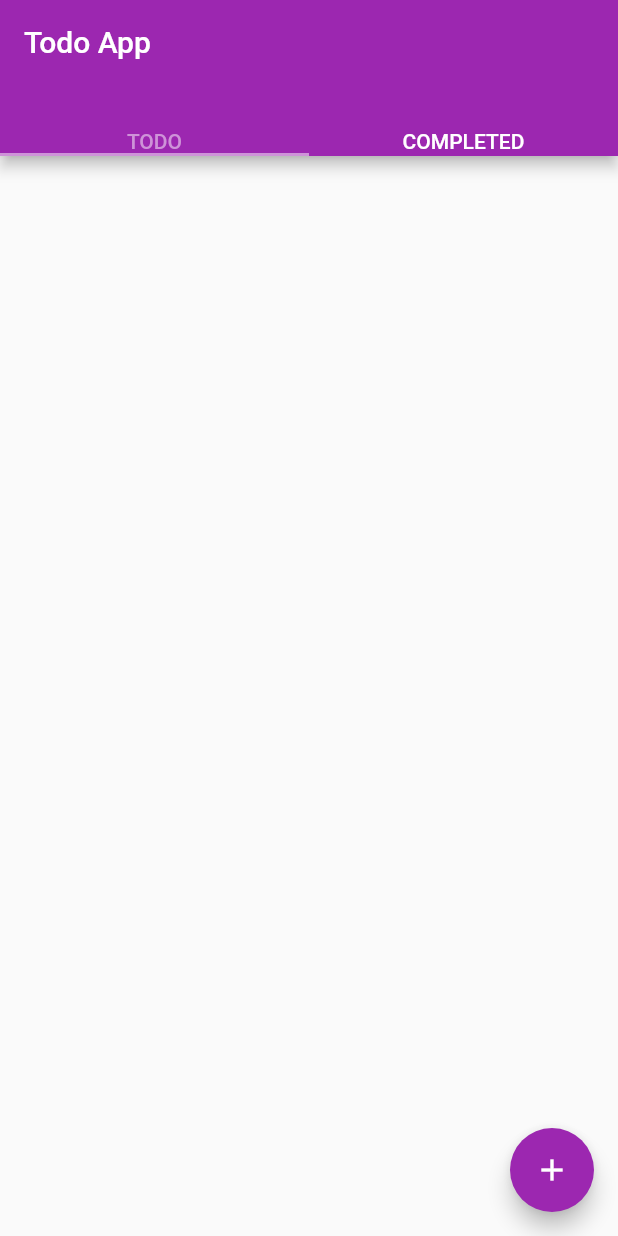
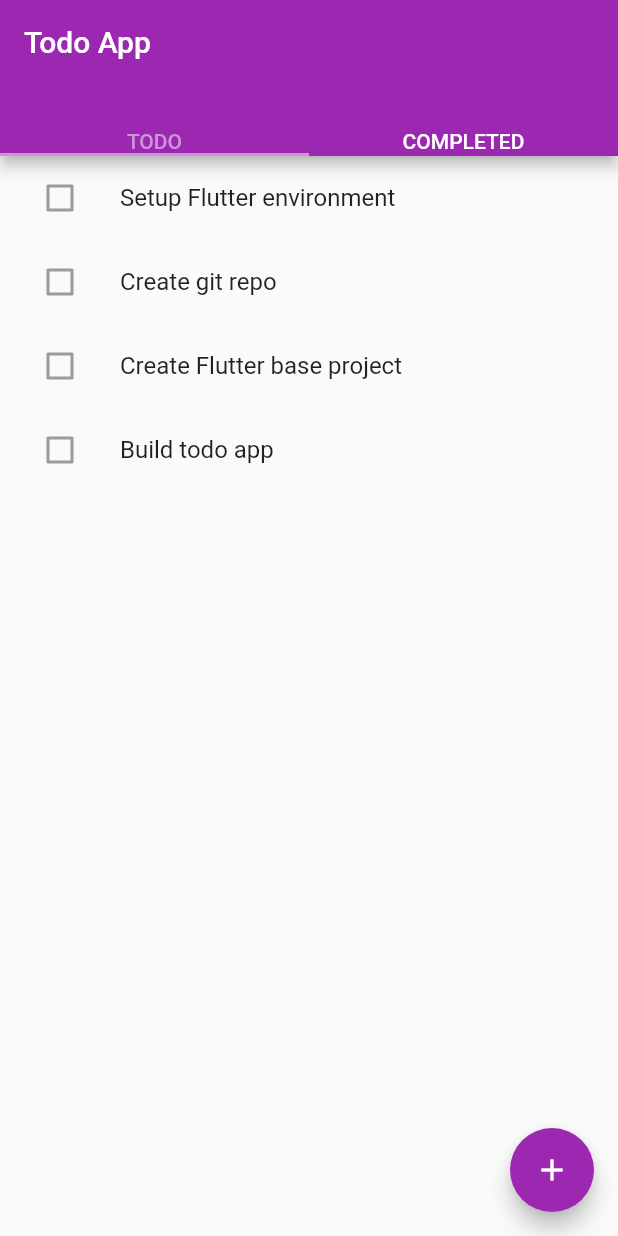
Before and after one commit to darcipons/todo_flutter, a Flutter app: the screen it shows after launch, after a tap on the "add" icon, on a phone screen of 412 x 824 dp. Run offline on Flutter 3.47's test engine with Material 2 defaults, Android fonts, the phone set to English and light mode, and no system bars.

Commit message:
added todos with checkboxes

```diff
--- a/lib/screens/todo_screen.dart
+++ b/lib/screens/todo_screen.dart
@@ -27,22 +27,52 @@ class _ToDoScreenState extends State<ToDoScreen> {
         floatingActionButton: FloatingActionButton(
           backgroundColor: Colors.purple,
           onPressed: () {
-            TextField(
-              decoration: InputDecoration(
-                hintText: 'Enter Todo',
-                prefixIcon: IconButton(
-                  icon: Icon(Icons.check_box_outline_blank),
-                  onPressed: () {
-                    setState(() {});
-                    print('Icon button');
-                  },
-                ),
-              ),
-            );
+            print('fab working');
           },
           child: Icon(Icons.add),
+        ),
+        body: ListView(
+          children: <Widget>[
+            ListTile(
+              title: Text('Setup Flutter environment'),
+              leading: Checkbox(
+                value: false,
+              ),
+            ),
+            ListTile(
+              title: Text('Create git repo'),
+              leading: Checkbox(
+                value: false,
+              ),
+            ),
+            ListTile(
+              title: Text('Create Flutter base project'),
+              leading: Checkbox(
+                value: false,
+              ),
+            ),
+            ListTile(
+              title: Text('Build todo app'),
+              leading: Checkbox(
+                value: false,
+              ),
+            ),
+          ],
         ),
       ),
     );
   }
 }
+
+//TextField(
+//decoration: InputDecoration(
+//hintText: 'Enter Todo',
+//prefixIcon: IconButton(
+//icon: Icon(Icons.check_box_outline_blank),
+//onPressed: () {
+//setState(() {});
+//print('Icon button');
+//},
+//),
+//),
+//);
```
